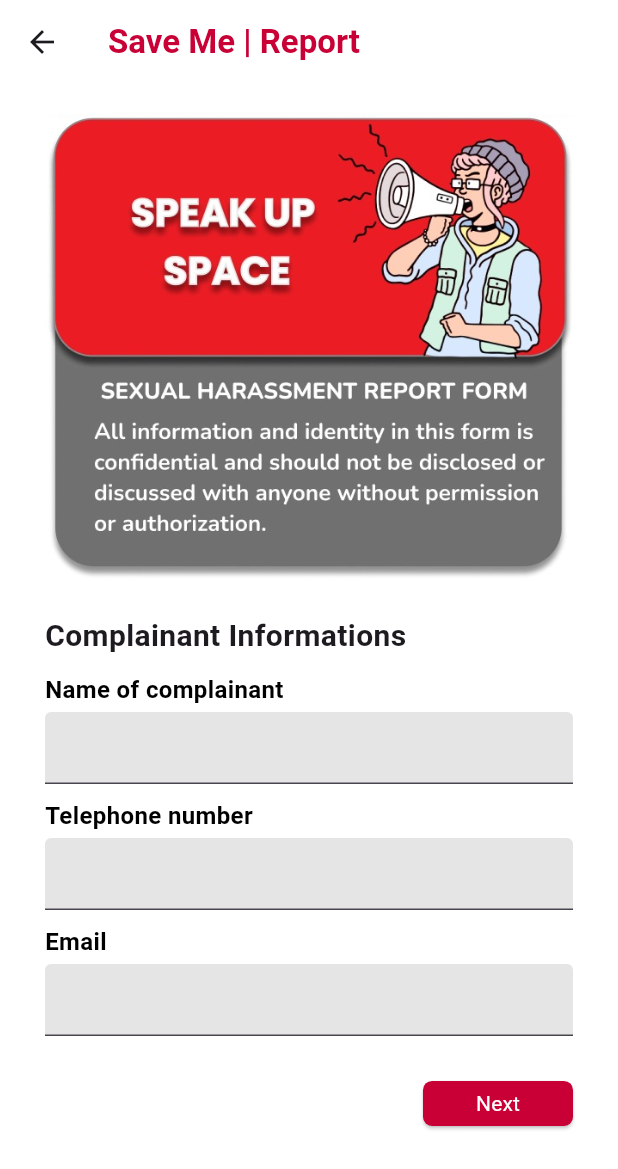
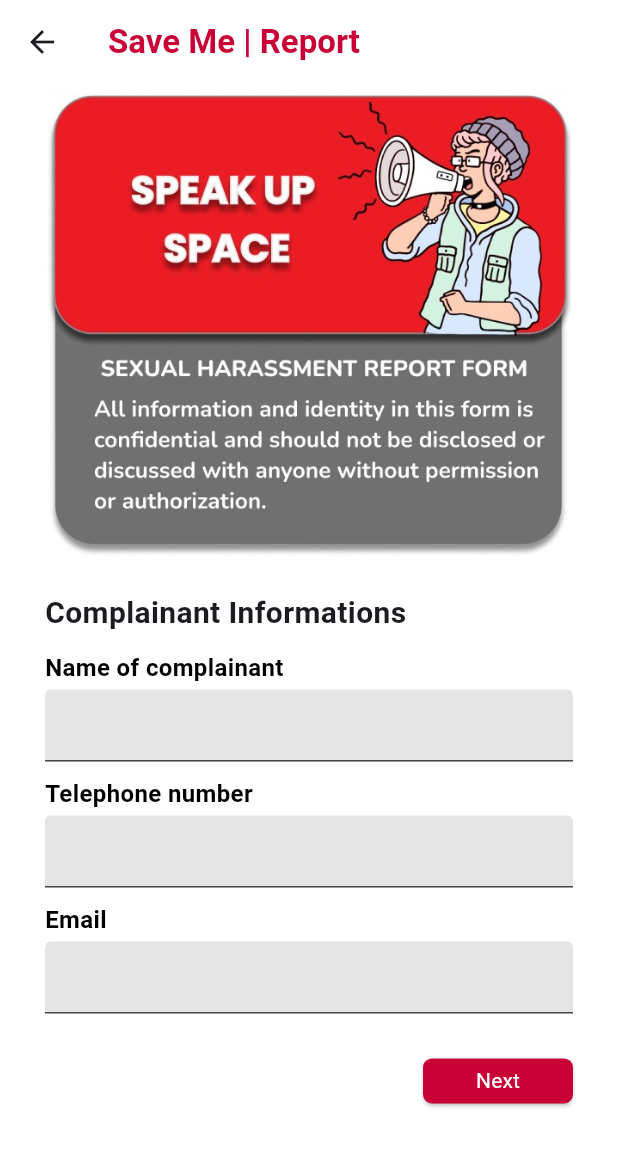
Before and after one commit to ibeibrahim/save_me_new, a Flutter app: the ReportPageView screen opened by its route, on a phone screen of 412 x 824 dp. Shown: the top 1169 px of the screen. Run offline on Flutter 3.47's test engine with Material 3 defaults, Android fonts, the phone set to English and light mode, and no system bars; our stand-ins replace animated_notch_bottom_bar, cloud_firestore, dio, file_picker, firebase_auth, firebase_core and 4 more; accounts and stored records are empty; network calls fail; Roboto replaces fonts that are missing (Nunito).

Commit message:
fix: reportpage button next

```diff
--- a/lib/app/modules/report_page/views/report_page_view.dart
+++ b/lib/app/modules/report_page/views/report_page_view.dart
@@ -29,8 +29,7 @@ class ReportPageView extends GetView<ReportPageController> {
           child: Column(
             children: [
               Container(
-                margin:
-                    const EdgeInsets.symmetric(horizontal: 30, vertical: 20),
+                margin: const EdgeInsets.symmetric(horizontal: 30, vertical: 5),
                 child: Column(
                   crossAxisAlignment: CrossAxisAlignment.start,
                   children: [
@@ -139,6 +138,9 @@ class ReportPageView extends GetView<ReportPageController> {
                           color: PRIMARY_COLOR,
                         ),
                       ],
+                    ),
+                    const SizedBox(
+                      height: 100,
                     )
                   ],
                 ),
```
